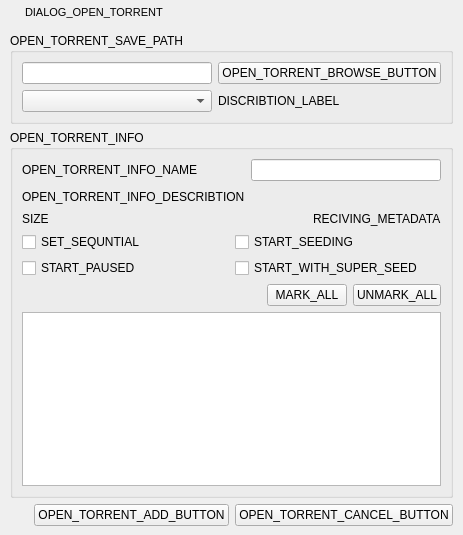
Before: the Qt Designer form src/torrent/gui/FormFiles/OpenTorrentDialog.ui in CuteTorrent/CuteTorrent, drawn with Qt 5.
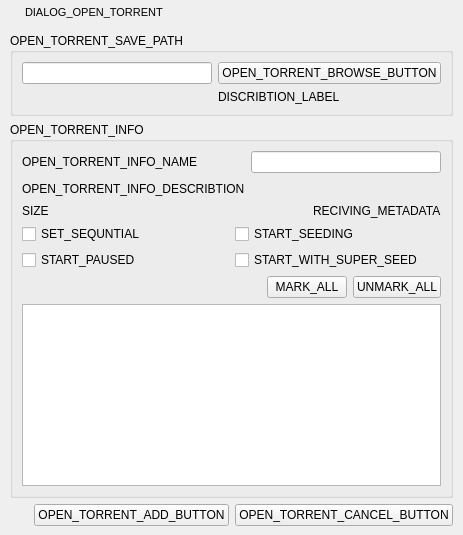
After: the same form once the commit is applied. Icons and pictures are not drawn.

Diff of the .ui file:
```diff
--- a/src/torrent/gui/FormFiles/OpenTorrentDialog.ui
+++ b/src/torrent/gui/FormFiles/OpenTorrentDialog.ui
@@ -165,9 +165,6 @@
          <string>OPEN_TORRENT_SAVE_PATH</string>
         </property>
         <layout class="QGridLayout" name="gridLayout">
-         <item row="1" column="0">
-          <widget class="QComboBox" name="GroupComboBox"/>
-         </item>
          <item row="0" column="0">
           <widget class="QLineEdit" name="pathEdit"/>
          </item>
```
Left out of the diff: 16 changed lines with no effect on the pictures.
